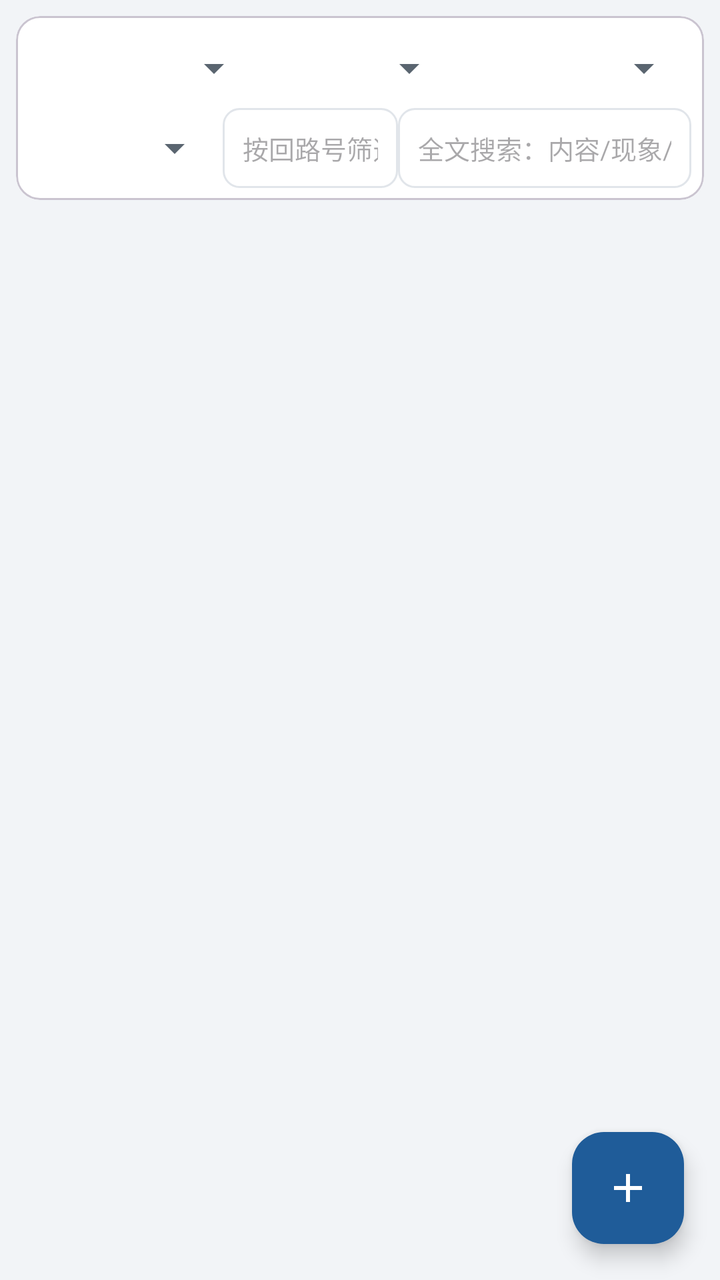
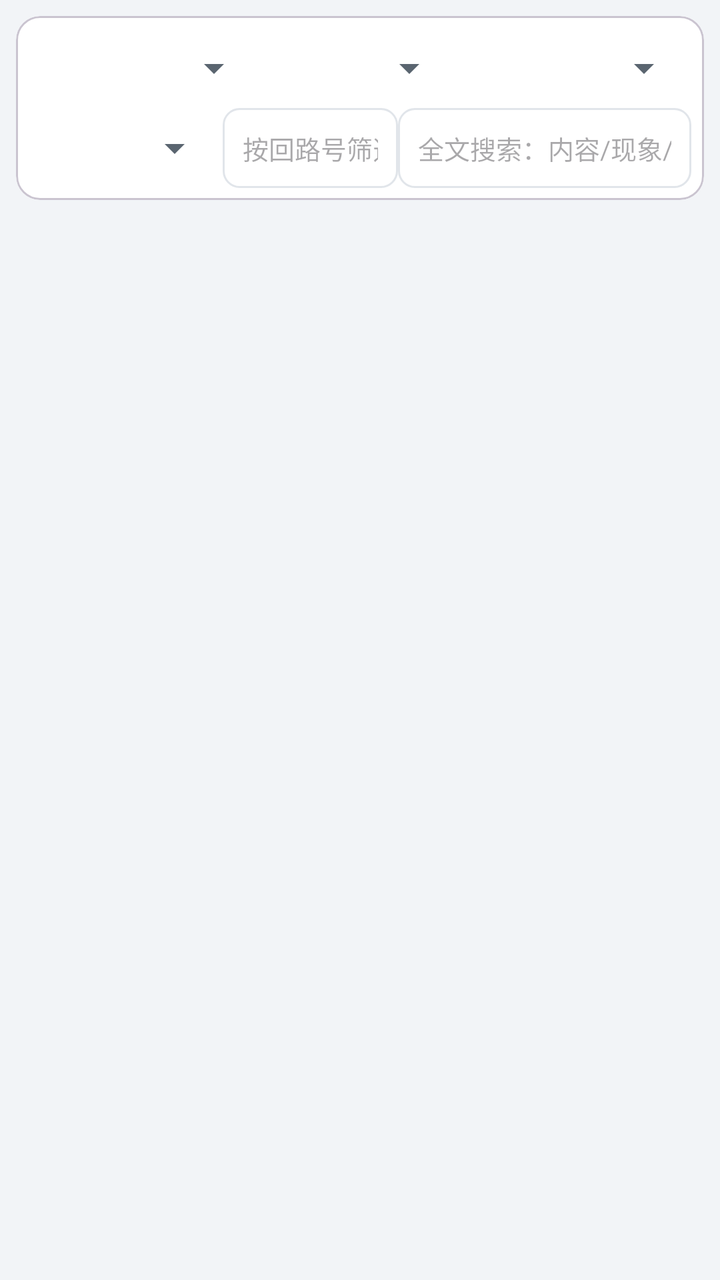

Two renders of the same Android screen: before a commit and after it. Below are the layout's source before the change and the commit's diff.
<!-- AndroidManifest.xml: application theme Theme.App -->
<!-- res/layout/fragment_log_list.xml -->
<?xml version="1.0" encoding="utf-8"?>
<FrameLayout xmlns:android="http://schemas.android.com/apk/res/android"
    xmlns:app="http://schemas.android.com/apk/res-auto"
    android:layout_width="match_parent"
    android:layout_height="match_parent">

    <LinearLayout
        android:layout_width="match_parent"
        android:layout_height="match_parent"
        android:orientation="vertical">

        <com.google.android.material.card.MaterialCardView
            android:layout_width="match_parent"
            android:layout_height="wrap_content"
            android:layout_marginStart="8dp"
            android:layout_marginTop="8dp"
            android:layout_marginEnd="8dp">

            <LinearLayout
                android:layout_width="match_parent"
                android:layout_height="wrap_content"
                android:orientation="vertical"
                android:padding="6dp">

                <LinearLayout
                    android:layout_width="match_parent"
                    android:layout_height="wrap_content"
                    android:orientation="horizontal">

                    <Spinner
                        android:id="@+id/sp_project"
                        android:layout_width="0dp"
                        android:layout_height="40dp"
                        android:layout_weight="1.2" />

                    <Spinner
                        android:id="@+id/sp_type"
                        android:layout_width="0dp"
                        android:layout_height="40dp"
                        android:layout_weight="1" />

                    <Spinner
                        android:id="@+id/sp_instance"
                        android:layout_width="0dp"
                        android:layout_height="40dp"
                        android:layout_weight="1.2" />
                </LinearLayout>

                <LinearLayout
                    android:layout_width="match_parent"
                    android:layout_height="wrap_content"
                    android:orientation="horizontal">

                    <Spinner
                        android:id="@+id/sp_status"
                        android:layout_width="0dp"
                        android:layout_height="40dp"
                        android:layout_weight="1" />

                    <EditText
                        android:id="@+id/et_circuit_filter"
                        style="@style/FormInput"
                        android:layout_width="0dp"
                        android:layout_height="40dp"
                        android:layout_weight="0.9"
                        android:hint="@string/hint_circuit_filter"
                        android:inputType="text"
                        android:singleLine="true"
                        android:textSize="13sp" />

                    <EditText
                        android:id="@+id/et_text_search"
                        style="@style/FormInput"
                        android:layout_width="0dp"
                        android:layout_height="40dp"
                        android:layout_weight="1.5"
                        android:hint="@string/hint_text_search"
                        android:inputType="text"
                        android:singleLine="true"
                        android:textSize="13sp" />
                </LinearLayout>
            </LinearLayout>
        </com.google.android.material.card.MaterialCardView>

        <FrameLayout
            android:layout_width="match_parent"
            android:layout_height="0dp"
            android:layout_weight="1">

            <androidx.recyclerview.widget.RecyclerView
                android:id="@+id/rv_logs"
                android:layout_width="match_parent"
                android:layout_height="match_parent"
                android:clipToPadding="false"
                android:paddingBottom="80dp" />

            <TextView
                android:id="@+id/tv_empty"
                android:layout_width="wrap_content"
                android:layout_height="wrap_content"
                android:layout_gravity="center"
                android:gravity="center"
                android:text="@string/empty_logs"
                android:textColor="@color/text_secondary"
                android:textSize="15sp"
                android:visibility="gone" />
        </FrameLayout>
    </LinearLayout>

    <com.google.android.material.floatingactionbutton.FloatingActionButton
        android:id="@+id/fab_new_log"
        android:layout_width="wrap_content"
        android:layout_height="wrap_content"
        android:layout_gravity="bottom|end"
        android:layout_margin="18dp"
        android:contentDescription="@string/log_new_title"
        android:src="@drawable/ic_add"
        app:backgroundTint="@color/primary"
        app:tint="@color/on_primary" />
</FrameLayout>
<!-- resources referenced by this layout -->
<resources>
  <color name="on_primary">#FFFFFF</color>
  <color name="primary">#1F5C99</color>
  <color name="text_secondary">#5A6570</color>
  <!-- drawable ic_add (drawable) -->
  <?xml version="1.0" encoding="utf-8"?>
  <vector xmlns:android="http://schemas.android.com/apk/res/android"
      android:width="24dp" android:height="24dp"
      android:viewportWidth="24" android:viewportHeight="24"
      android:tint="@color/on_primary">
      <path android:fillColor="@android:color/white"
          android:pathData="M19,13h-6v6h-2v-6L5,13v-2h6L11,5h2v6h6z" />
  </vector>
  <string name="empty_logs">暂无调试日志\n点击右下角 ＋ 新建</string>
  <string name="hint_circuit_filter">按回路号筛选</string>
  <string name="hint_text_search">全文搜索：内容/现象/解决方法/备注…</string>
  <string name="log_new_title">新建调试日志</string>
  <style name="FormInput">
          <item name="android:layout_width">match_parent</item>
          <item name="android:layout_height">wrap_content</item>
          <item name="android:background">@drawable/bg_input</item>
          <item name="android:paddingStart">10dp</item>
          <item name="android:paddingEnd">10dp</item>
          <item name="android:paddingTop">10dp</item>
          <item name="android:paddingBottom">10dp</item>
          <item name="android:textSize">14sp</item>
      </style>
  <style name="Theme.App" parent="Theme.Material3.Light.NoActionBar">
          <item name="colorPrimary">@color/primary</item>
          <item name="colorOnPrimary">@color/on_primary</item>
          <item name="colorPrimaryContainer">@color/primary_container</item>
          <item name="colorOnPrimaryContainer">@color/on_primary_container</item>
          <item name="colorSecondary">@color/secondary</item>
          <item name="android:colorBackground">@color/bg</item>
          <item name="colorSurface">@color/surface</item>
          <item name="colorOnSurface">@color/on_surface</item>
          <item name="colorError">@color/danger</item>
          <item name="android:statusBarColor">@color/primary_dark</item>
          <item name="android:textColorSecondary">@color/text_secondary</item>
          <item name="android:divider">@color/divider</item>
      </style>
  <!-- drawable bg_input (drawable) -->
  <?xml version="1.0" encoding="utf-8"?>
  <shape xmlns:android="http://schemas.android.com/apk/res/android" android:shape="rectangle">
      <solid android:color="@color/surface" />
      <corners android:radius="8dp" />
      <stroke android:width="1dp" android:color="@color/divider" />
  </shape>
  <color name="primary_container">#D9E6F5</color>
  <color name="on_primary_container">#0B3055</color>
  <color name="secondary">#45607F</color>
  <color name="bg">#F2F4F7</color>
  <color name="surface">#FFFFFF</color>
  <color name="on_surface">#1B1F24</color>
  <color name="danger">#B3261E</color>
  <color name="primary_dark">#17456F</color>
  <color name="divider">#E1E5EA</color>
</resources>

<!-- the commit's change to res/layout/fragment_log_list.xml (unified diff, before → after) -->
@@ -113,6 +113,7 @@
         android:layout_height="wrap_content"
         android:layout_gravity="bottom|end"
         android:layout_margin="18dp"
+        android:visibility="gone"
         android:contentDescription="@string/log_new_title"
         android:src="@drawable/ic_add"
         app:backgroundTint="@color/primary"
